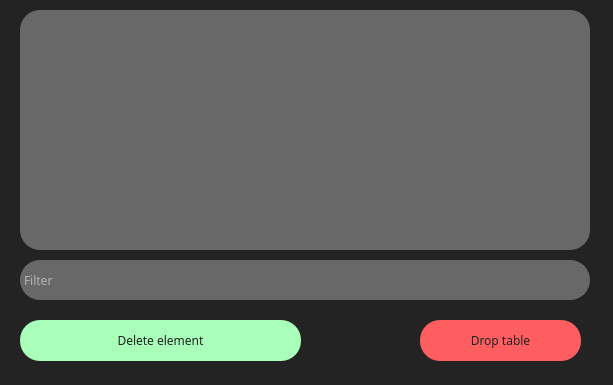
Old version of the form Qt_handlers/ui_files/table_edit.ui in the repository AntonGrigorievich/pattern_manager_pyqt.
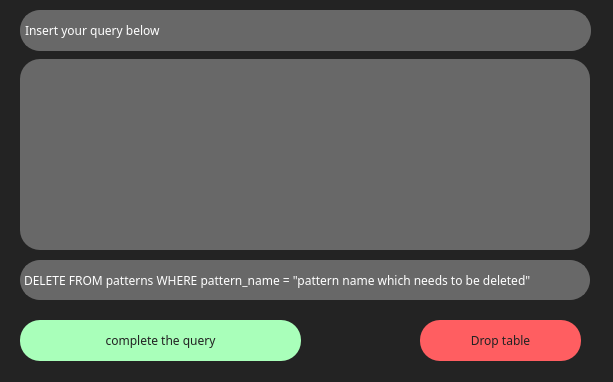
New version of the form.

```diff
--- a/Qt_handlers/ui_files/table_edit.ui
+++ b/Qt_handlers/ui_files/table_edit.ui
@@ -7,7 +7,7 @@
     <x>0</x>
     <y>0</y>
     <width>613</width>
-    <height>385</height>
+    <height>382</height>
    </rect>
   </property>
   <property name="minimumSize">
@@ -64,7 +64,7 @@
 }</string>
    </property>
    <property name="text">
-    <string>Delete element</string>
+    <string>complete the query</string>
    </property>
   </widget>
   <widget class="QPushButton" name="create_button_2">
@@ -134,23 +134,23 @@
 }</string>
    </property>
    <property name="text">
-    <string/>
+    <string>DELETE FROM patterns WHERE pattern_name = &quot;pattern name which needs to be deleted&quot;</string>
    </property>
    <property name="placeholderText">
-    <string>Filter</string>
+    <string>Query</string>
    </property>
   </widget>
-  <widget class="QTableWidget" name="pattern_table">
+  <widget class="QTableView" name="pattern_table">
    <property name="geometry">
     <rect>
      <x>20</x>
-     <y>10</y>
+     <y>59</y>
      <width>570</width>
-     <height>240</height>
+     <height>191</height>
     </rect>
    </property>
    <property name="styleSheet">
-    <string notr="true">QTableWidget {
+    <string notr="true">QTableView {
 	background-color: rgb(104, 104, 104);
 	color: white;
 	border-radius: 20px;
@@ -172,6 +172,37 @@
 }</string>
    </property>
   </widget>
+  <widget class="QLabel" name="table_edit_lable">
+   <property name="geometry">
+    <rect>
+     <x>20</x>
+     <y>10</y>
+     <width>571</width>
+     <height>41</height>
+    </rect>
+   </property>
+   <property name="styleSheet">
+    <string notr="true">QLabel {
+	font-family: Plain,Helvetica Neue,Arial,Noto Sans,sans-serif;
+	padding-left: 1em;
+	color: white;
+	background-color: rgb(104, 104, 104);
+	border-radius: 20px;
+	border:2px solid  rgb(104, 104, 104) ;
+	text-transform: none;
+}
+
+QLabel:hover {
+	color: rgb(178, 246, 159);
+    cursor: pointer;
+    background-color: rgba(104, 104, 104, 0.911);
+}
+</string>
+   </property>
+   <property name="text">
+    <string>Insert your query below</string>
+   </property>
+  </widget>
  </widget>
  <resources/>
  <connections/>
```
Left out of the diff: 4 changed lines with no effect on the pictures.
